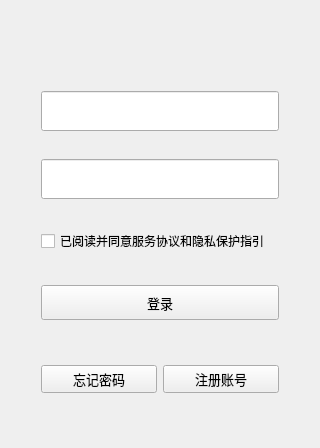
This is Client/logindialog.ui in Jearyhao/MyChat as Qt 5 draws it before an edit. The edited form follows.
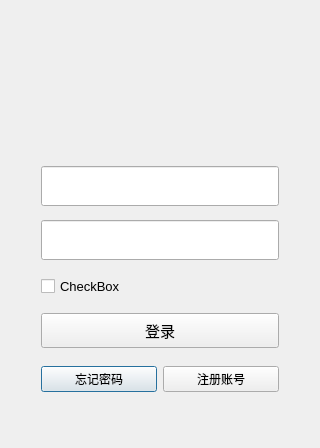
This is the edited form.

Commit message: complete client UI and dialog skip

The edit to the form file:
```diff
--- a/Client/logindialog.ui
+++ b/Client/logindialog.ui
@@ -1,7 +1,7 @@
 <?xml version="1.0" encoding="UTF-8"?>
 <ui version="4.0">
- <class>LoginClient</class>
- <widget class="QWidget" name="LoginClient">
+ <class>LoginDialog</class>
+ <widget class="QDialog" name="LoginDialog">
   <property name="geometry">
    <rect>
     <x>0</x>
@@ -26,100 +26,9 @@
    <string>登录</string>
   </property>
   <layout class="QVBoxLayout" name="verticalLayout">
-   <item>
-    <layout class="QHBoxLayout" name="horizontalLayout"/>
-   </item>
    <item>
     <layout class="QGridLayout" name="gridLayout">
-     <item row="1" column="4">
-      <spacer name="horizontalSpacer_3">
-       <property name="orientation">
-        <enum>Qt::Horizontal</enum>
-       </property>
-       <property name="sizeType">
-        <enum>QSizePolicy::Fixed</enum>
-       </property>
-       <property name="sizeHint" stdset="0">
-        <size>
-         <width>30</width>
-         <height>20</height>
-        </size>
-       </property>
-      </spacer>
-     </item>
-     <item row="9" column="1" colspan="3">
-      <widget class="QPushButton" name="loginButton">
-       <property name="minimumSize">
-        <size>
-         <width>0</width>
-         <height>35</height>
-        </size>
-       </property>
-       <property name="maximumSize">
-        <size>
-         <width>16777215</width>
-         <height>35</height>
-        </size>
-       </property>
-       <property name="font">
-        <font>
-         <pointsize>10</pointsize>
-        </font>
-       </property>
-       <property name="text">
-        <string>登录</string>
-       </property>
-      </widget>
-     </item>
-     <item row="4" column="2">
-      <spacer name="verticalSpacer_2">
-       <property name="orientation">
-        <enum>Qt::Vertical</enum>
-       </property>
-       <property name="sizeType">
-        <enum>QSizePolicy::Fixed</enum>
-       </property>
-       <property name="sizeHint" stdset="0">
-        <size>
-         <width>20</width>
-         <height>8</height>
-        </size>
-       </property>
-      </spacer>
-     </item>
-     <item row="10" column="2">
-      <spacer name="verticalSpacer_5">
-       <property name="orientation">
-        <enum>Qt::Vertical</enum>
-       </property>
-       <property name="sizeType">
-        <enum>QSizePolicy::Fixed</enum>
-       </property>
-       <property name="sizeHint" stdset="0">
-        <size>
-         <width>20</width>
-         <height>25</height>
-        </size>
-       </property>
-      </spacer>
-     </item>
-     <item row="0" column="2">
-      <spacer name="verticalSpacer_7">
-       <property name="orientation">
-        <enum>Qt::Vertical</enum>
-       </property>
-       <property name="sizeType">
-        <enum>QSizePolicy::Minimum</enum>
-       </property>
-       <property name="sizeHint" stdset="0">
-        <size>
-         <width>20</width>
-         <height>28</height>
-        </size>
-       </property>
-      </spacer>
-     </item>
-     <item row="3" column="1" colspan="3">
+     <item row="1" column="1">
       <widget class="QLineEdit" name="idEdit">
        <property name="minimumSize">
         <size>
@@ -138,27 +47,44 @@
          <pointsize>10</pointsize>
         </font>
        </property>
-       <property name="text">
-        <string/>
-       </property>
       </widget>
      </item>
-     <item row="7" column="1" colspan="3">
-      <widget class="QCheckBox" name="checkBox">
-       <property name="text">
-        <string>已阅读并同意服务协议和隐私保护指引</string>
+     <item row="10" column="1">
+      <spacer name="verticalSpacer">
+       <property name="orientation">
+        <enum>Qt::Vertical</enum>
        </property>
-      </widget>
+       <property name="sizeType">
+        <enum>QSizePolicy::Fixed</enum>
+       </property>
+       <property name="sizeHint" stdset="0">
+        <size>
+         <width>20</width>
+         <height>45</height>
+        </size>
+       </property>
+      </spacer>
      </item>
-     <item row="11" column="1" colspan="3">
-      <layout class="QHBoxLayout" name="horizontalLayout_2">
+     <item row="1" column="0">
+      <spacer name="horizontalSpacer">
+       <property name="orientation">
+        <enum>Qt::Horizontal</enum>
+       </property>
+       <property name="sizeType">
+        <enum>QSizePolicy::Fixed</enum>
+       </property>
+       <property name="sizeHint" stdset="0">
+        <size>
+         <width>30</width>
+         <height>20</height>
+        </size>
+       </property>
+      </spacer>
+     </item>
+     <item row="9" column="1">
+      <layout class="QHBoxLayout" name="horizontalLayout">
        <item>
         <widget class="QPushButton" name="revisePasswordButton">
-         <property name="font">
-          <font>
-           <pointsize>10</pointsize>
-          </font>
-         </property>
          <property name="text">
           <string>忘记密码</string>
          </property>
@@ -166,11 +92,6 @@
        </item>
        <item>
         <widget class="QPushButton" name="enrollButton">
-         <property name="font">
-          <font>
-           <pointsize>10</pointsize>
-          </font>
-         </property>
          <property name="text">
           <string>注册账号</string>
          </property>
@@ -178,47 +99,7 @@
        </item>
       </layout>
      </item>
-     <item row="5" column="1" colspan="3">
-      <widget class="QLineEdit" name="passwordEdit">
-       <property name="minimumSize">
-        <size>
-         <width>0</width>
-         <height>40</height>
-        </size>
-       </property>
-       <property name="maximumSize">
-        <size>
-         <width>16777215</width>
-         <height>40</height>
-        </size>
-       </property>
-       <property name="font">
-        <font>
-         <pointsize>10</pointsize>
-        </font>
-       </property>
-       <property name="text">
-        <string/>
-       </property>
-      </widget>
-     </item>
-     <item row="8" column="2">
-      <spacer name="verticalSpacer_4">
-       <property name="orientation">
-        <enum>Qt::Vertical</enum>
-       </property>
-       <property name="sizeType">
-        <enum>QSizePolicy::Fixed</enum>
-       </property>
-       <property name="sizeHint" stdset="0">
-        <size>
-         <width>20</width>
-         <height>12</height>
-        </size>
-       </property>
-      </spacer>
-     </item>
-     <item row="1" column="0">
+     <item row="1" column="2">
       <spacer name="horizontalSpacer_2">
        <property name="orientation">
         <enum>Qt::Horizontal</enum>
@@ -234,7 +115,86 @@
        </property>
       </spacer>
      </item>
-     <item row="6" column="2">
+     <item row="7" column="1">
+      <widget class="QPushButton" name="loginButton">
+       <property name="minimumSize">
+        <size>
+         <width>0</width>
+         <height>35</height>
+        </size>
+       </property>
+       <property name="maximumSize">
+        <size>
+         <width>16777215</width>
+         <height>35</height>
+        </size>
+       </property>
+       <property name="sizeIncrement">
+        <size>
+         <width>0</width>
+         <height>35</height>
+        </size>
+       </property>
+       <property name="font">
+        <font>
+         <pointsize>11</pointsize>
+        </font>
+       </property>
+       <property name="text">
+        <string>登录</string>
+       </property>
+      </widget>
+     </item>
+     <item row="6" column="1">
+      <spacer name="verticalSpacer_4">
+       <property name="orientation">
+        <enum>Qt::Vertical</enum>
+       </property>
+       <property name="sizeType">
+        <enum>QSizePolicy::Fixed</enum>
+       </property>
+       <property name="sizeHint" stdset="0">
+        <size>
+         <width>20</width>
+         <height>10</height>
+        </size>
+       </property>
+      </spacer>
+     </item>
+     <item row="3" column="1">
+      <widget class="QLineEdit" name="passwordEdit">
+       <property name="minimumSize">
+        <size>
+         <width>0</width>
+         <height>40</height>
+        </size>
+       </property>
+       <property name="maximumSize">
+        <size>
+         <width>16777215</width>
+         <height>40</height>
+        </size>
+       </property>
+       <property name="font">
+        <font>
+         <pointsize>10</pointsize>
+        </font>
+       </property>
+      </widget>
+     </item>
+     <item row="5" column="1">
+      <widget class="QCheckBox" name="checkBox">
+       <property name="font">
+        <font>
+         <pointsize>10</pointsize>
+        </font>
+       </property>
+       <property name="text">
+        <string>CheckBox</string>
+       </property>
+      </widget>
+     </item>
+     <item row="8" column="1">
       <spacer name="verticalSpacer_3">
        <property name="orientation">
         <enum>Qt::Vertical</enum>
@@ -245,13 +205,42 @@
        <property name="sizeHint" stdset="0">
         <size>
          <width>20</width>
+         <height>12</height>
+        </size>
+       </property>
+      </spacer>
+     </item>
+     <item row="4" column="1">
+      <spacer name="verticalSpacer_5">
+       <property name="orientation">
+        <enum>Qt::Vertical</enum>
+       </property>
+       <property name="sizeType">
+        <enum>QSizePolicy::Fixed</enum>
+       </property>
+       <property name="sizeHint" stdset="0">
+        <size>
+         <width>20</width>
          <height>10</height>
         </size>
        </property>
       </spacer>
      </item>
-     <item row="2" column="2">
-      <spacer name="verticalSpacer">
+     <item row="0" column="1">
+      <spacer name="verticalSpacer_2">
+       <property name="orientation">
+        <enum>Qt::Vertical</enum>
+       </property>
+       <property name="sizeHint" stdset="0">
+        <size>
+         <width>20</width>
+         <height>40</height>
+        </size>
+       </property>
+      </spacer>
+     </item>
+     <item row="2" column="1">
+      <spacer name="verticalSpacer_6">
        <property name="orientation">
         <enum>Qt::Vertical</enum>
        </property>
@@ -261,29 +250,13 @@
        <property name="sizeHint" stdset="0">
         <size>
          <width>20</width>
-         <height>18</height>
+         <height>8</height>
         </size>
        </property>
       </spacer>
      </item>
     </layout>
    </item>
-   <item>
-    <spacer name="verticalSpacer_6">
-     <property name="orientation">
-      <enum>Qt::Vertical</enum>
-     </property>
-     <property name="sizeType">
-      <enum>QSizePolicy::Minimum</enum>
-     </property>
-     <property name="sizeHint" stdset="0">
-      <size>
-       <width>20</width>
-       <height>25</height>
-      </size>
-     </property>
-    </spacer>
-   </item>
   </layout>
  </widget>
  <resources/>
```
The commit also changes 15 other files.
